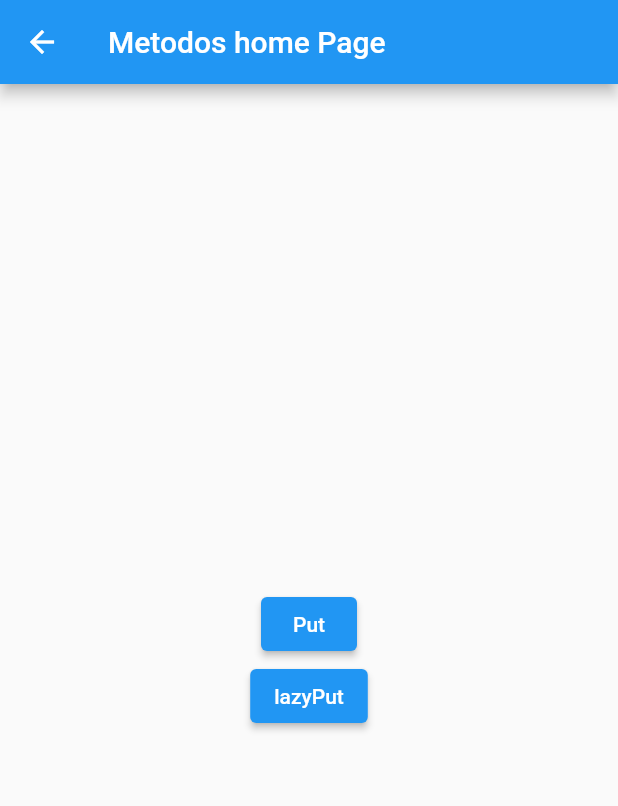
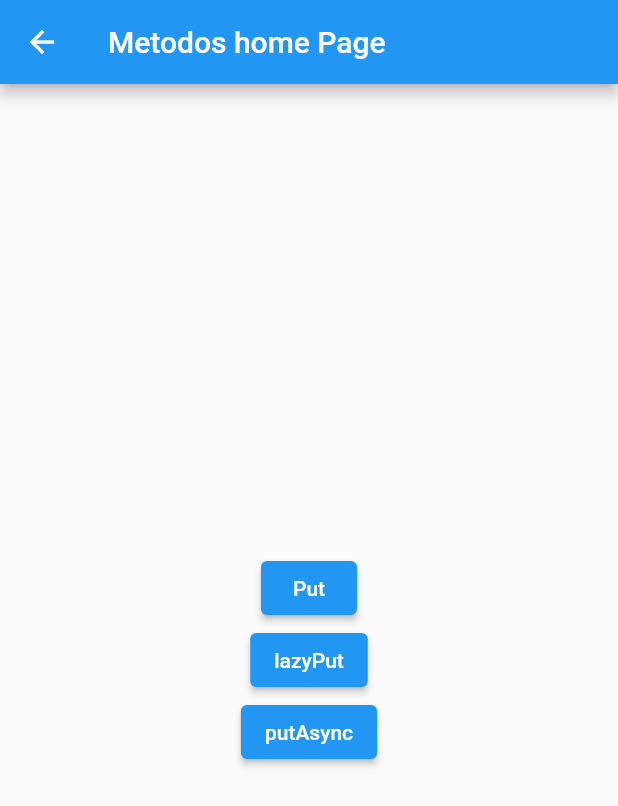
Before and after one commit to 2DevGs/get_dependencias, a Flutter app: the screen it shows after launch, after a tap on "Métodos", on a phone screen of 412 x 824 dp. Shown: the top 806 px of the screen. Run offline on Flutter 3.47's test engine with Material 2 defaults, Android fonts, the phone set to English and light mode, and no system bars; our stand-ins replace get, shared_preferences.

Commit message:
putAsync example with SharedPreferences
Understanding the types of controls of dependency management.

```diff
--- a/lib/main.dart
+++ b/lib/main.dart
@@ -5,6 +5,7 @@ import 'package:get_dependencias/pages/home_page.dart';
 import 'package:get_dependencias/pages/metodos/lazyPut/lazy_put_page.dart';
 import 'package:get_dependencias/pages/metodos/metodos_home_page.dart';
 import 'package:get_dependencias/pages/metodos/put/put_page.dart';
+import 'package:get_dependencias/pages/metodos/putAsync/put_async_page.dart';
 void main() {
   runApp(const MyApp());
 }
@@ -26,14 +27,9 @@ class MyApp extends StatelessWidget {
           name: '/metodos',
           page: () => const MetodosHomePage(),
           children: [
-            GetPage(
-              name: '/put',
-              page: () => const PutPage(),
-            ),
-            GetPage(
-              name: '/lazyPut',
-              page: () => LazyPutPage(),
-            ),
+            GetPage(name: '/put', page: () => const PutPage(),),
+            GetPage(name: '/lazyPut', page: () => LazyPutPage(),),
+            GetPage(name: '/putAsync', page: () => PutAsyncPage(),),
           ],
         ),
       ],
--- a/lib/pages/metodos/lazyPut/lazy_put_page.dart
+++ b/lib/pages/metodos/lazyPut/lazy_put_page.dart
@@ -7,7 +7,13 @@ class LazyPutPage extends StatefulWidget {
 
   LazyPutPage({ super.key }){
     Get.lazyPut(() => LazyPutController());
+
+    // Mata a instancia- porém mantém a factory ativa dentro do Get fazendo com que
+    //  tenha a possibilidade de acessa-la de qualquer lugar para sempre dentro do Get.
     Get.lazyPut(() => LazyPutFenixController(), fenix: true);
+
+    // Mantém a instancia dentro do Get, sendo assim quando você pedir a classe
+    //ele retornar-a mesma instancia anterior!!!!
     // Get.put(LazyPutFenixController(), permanent: true);
   }
 
--- a/lib/pages/metodos/metodos_home_page.dart
+++ b/lib/pages/metodos/metodos_home_page.dart
@@ -24,6 +24,12 @@ class MetodosHomePage extends StatelessWidget {
               },
               child: const Text('lazyPut'),
             ),
+            ElevatedButton(
+              onPressed: () {
+                Navigator.of(context).pushNamed('/metodos/putAsync');
+              },
+              child: const Text('putAsync'),
+            ),
           ],
         ),
       ),
--- a/pubspec.yaml
+++ b/pubspec.yaml
@@ -30,6 +30,7 @@ dependencies:
   flutter:
     sdk: flutter
   get: ^4.6.5
+  shared_preferences: ^2.1.1
 
 
   # The following adds the Cupertino Icons font to your application.
```
Also changed, not shown: lib/pages/metodos/putAsync/put_async_page.dart (added, +56 -0 lines), pubspec.lock, 1 other file.
